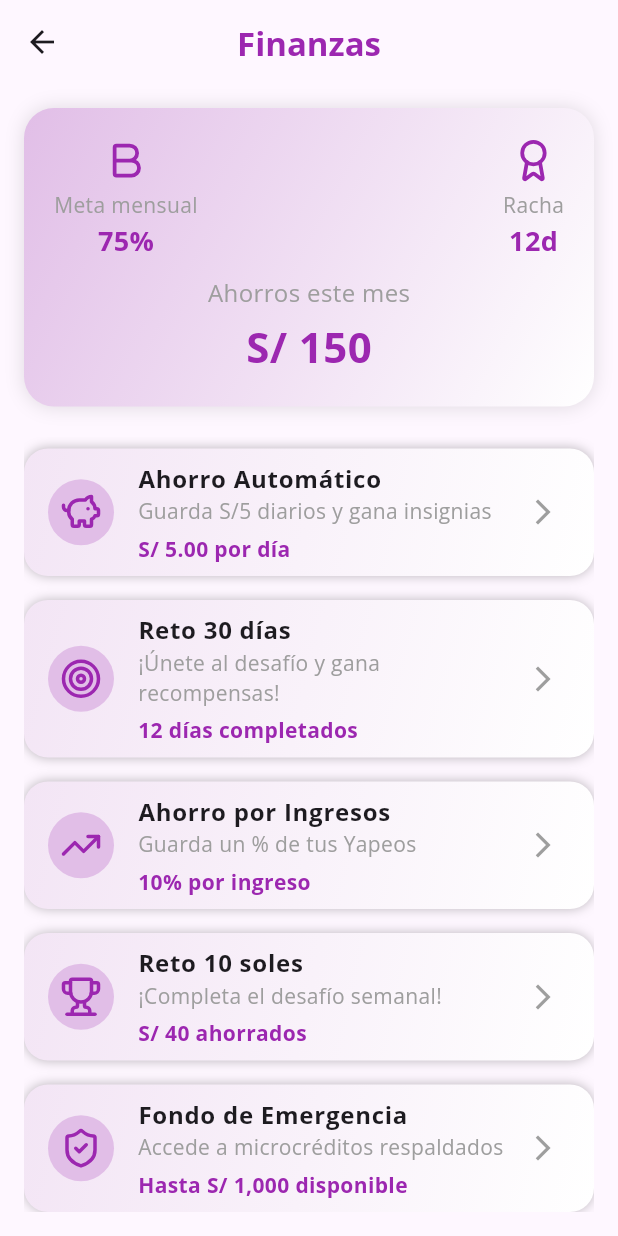
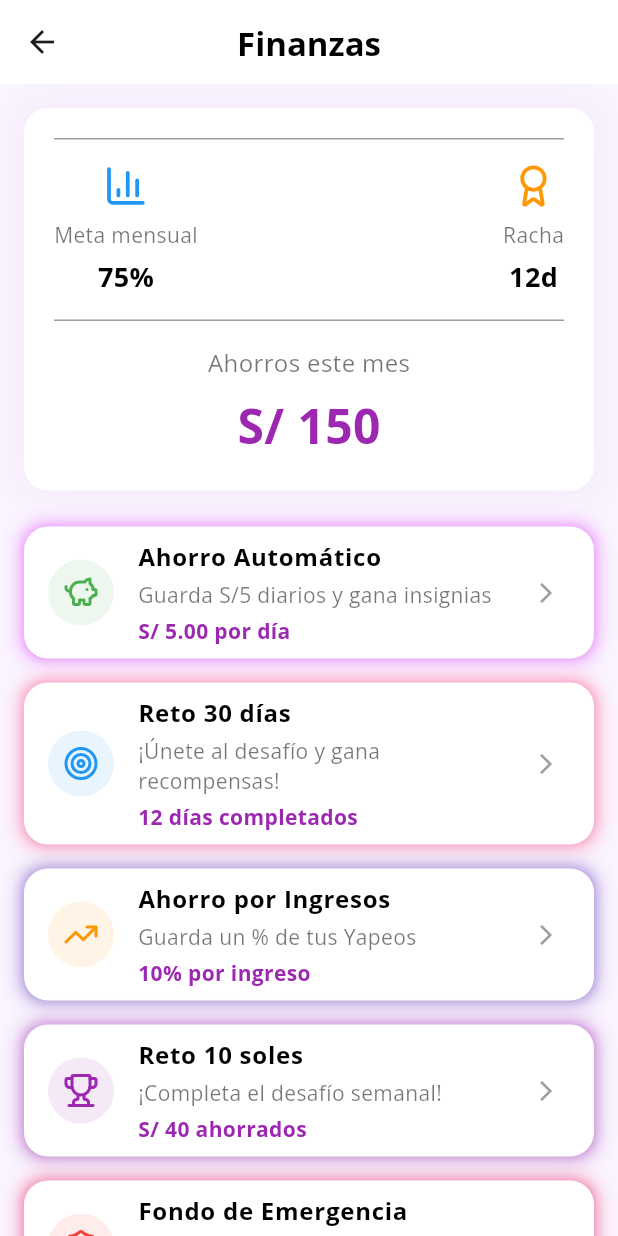
Before and after one commit to HackathonBCP/bcp_frontend, a Flutter app: the FinanceDashboardScreen screen opened by its route, on a phone screen of 412 x 824 dp. Run offline on Flutter 3.47's test engine with Material 3 defaults, Android fonts, the phone set to English and light mode, and no system bars; drawn by our look-alikes of flutter_animate; our stand-ins replace google_fonts, lucide_icons.

Commit message:
fix: Update finance dashboard section

```diff
--- a/lib/main.dart
+++ b/lib/main.dart
@@ -35,7 +35,7 @@ class MainApp extends StatelessWidget {
             builder = (BuildContext context) => FinanceSectionScreen();
             break;
           case '/finance_dashboard':
-            builder = (BuildContext context) => FinanceDashboardScreen();
+            builder = (BuildContext context) => const FinanceDashboardScreen();
             break;
           case '/extras':
             builder = (BuildContext context) => const ExtrasScreen();
--- a/lib/src/home/presentation/screens/finance_dashboard_screen.dart
+++ b/lib/src/home/presentation/screens/finance_dashboard_screen.dart
@@ -1,115 +1,145 @@
 import 'package:flutter/material.dart';
 import 'package:lucide_icons/lucide_icons.dart';
+import 'package:flutter_animate/flutter_animate.dart';
 
-class FinanceDashboardScreen extends StatelessWidget {
+class FinanceDashboardScreen extends StatefulWidget {
+  const FinanceDashboardScreen({super.key});
+
+  @override
+  State<FinanceDashboardScreen> createState() => _FinanceDashboardScreenState();
+}
+
+class _FinanceDashboardScreenState extends State<FinanceDashboardScreen> {
   final List<Map<String, dynamic>> menuItems = [
     {
       "title": "Ahorro Automático",
       "subtitle": "Guarda S/5 diarios y gana insignias",
       "amount": "S/ 5.00 por día",
       "icon": LucideIcons.piggyBank,
+      "iconColor": Colors.green,
+      "glowColor": Colors.purpleAccent.withOpacity(0.3),
     },
     {
       "title": "Reto 30 días",
       "subtitle": "¡Únete al desafío y gana recompensas!",
       "amount": "12 días completados",
       "icon": LucideIcons.target,
+      "iconColor": Colors.blue,
+      "glowColor": Colors.pinkAccent.withOpacity(0.3),
     },
     {
       "title": "Ahorro por Ingresos",
       "subtitle": "Guarda un % de tus Yapeos",
       "amount": "10% por ingreso",
       "icon": LucideIcons.trendingUp,
+      "iconColor": Colors.orange,
+      "glowColor": Colors.deepPurple.withOpacity(0.3),
     },
     {
       "title": "Reto 10 soles",
       "subtitle": "¡Completa el desafío semanal!",
       "amount": "S/ 40 ahorrados",
       "icon": LucideIcons.trophy,
+      "iconColor": Colors.purple,
+      "glowColor": Colors.purple.withOpacity(0.3),
     },
     {
       "title": "Fondo de Emergencia",
       "subtitle": "Accede a microcréditos respaldados",
       "amount": "Hasta S/ 1,000 disponible",
       "icon": LucideIcons.shieldCheck,
+      "iconColor": Colors.red,
+      "glowColor": Colors.pink.withOpacity(0.3),
     },
     {
       "title": "Beneficios Desbloqueados",
       "subtitle": "¡Descuentos en Rappi, Uber y más!",
       "amount": "3 recompensas nuevas",
       "icon": LucideIcons.gift,
+      "iconColor": Colors.pink,
+      "glowColor": Colors.pinkAccent.withOpacity(0.3),
     },
   ];
-
-  FinanceDashboardScreen({super.key});
 
   @override
   Widget build(BuildContext context) {
     return Scaffold(
-      appBar: AppBar(
-        backgroundColor: Colors.transparent,
+      backgroundColor: const Color(0xFFFAF5FF),
+      body: CustomScrollView(
+        slivers: [
+          SliverAppBar(
+            backgroundColor: Colors.white,
             elevation: 0,
             title: const Text(
               "Finanzas",
               style: TextStyle(
                 fontSize: 22,
                 fontWeight: FontWeight.bold,
-            color: Colors.purple,
+                color: Colors.black,
               ),
+            ).animate().fadeIn(duration: 300.ms).slideX(begin: -0.1),
+            centerTitle: true,
+            pinned: true,
           ),
-        centerTitle: true,
+          SliverToBoxAdapter(
+            child: _buildHeader()
+                .animate()
+                .fadeIn(duration: 400.ms)
+                .slideY(begin: 0.1),
           ),
-      body: Padding(
-        padding: const EdgeInsets.all(16.0),
-        child: Column(
-          children: [
-            _buildHeader(),
-            const SizedBox(height: 20),
-            Expanded(
-              child: ListView.builder(
-                itemCount: menuItems.length,
-                itemBuilder: (context, index) {
-                  return _menuItem(menuItems[index]);
-                },
+          SliverList(
+            delegate: SliverChildBuilderDelegate(
+              (context, index) => _menuItem(menuItems[index])
+                  .animate()
+                  .fadeIn(delay: (100 * index).ms)
+                  .slideX(begin: 0.1),
+              childCount: menuItems.length,
             ),
           ),
         ],
-        ),
       ),
     );
   }
 
   Widget _buildHeader() {
     return Container(
+      margin: const EdgeInsets.all(16),
       padding: const EdgeInsets.all(20),
       decoration: BoxDecoration(
-        gradient: LinearGradient(
-          colors: [Colors.purple.shade100, Colors.white],
-          begin: Alignment.topLeft,
-          end: Alignment.bottomRight,
+        color: Colors.white,
+        borderRadius: BorderRadius.circular(16),
+        boxShadow: [
+          BoxShadow(
+            color: Colors.purple.withOpacity(0.05),
+            blurRadius: 20,
+            spreadRadius: 5,
           ),
-        borderRadius: BorderRadius.circular(20),
-        boxShadow: const [BoxShadow(color: Colors.black12, blurRadius: 10)],
+        ],
       ),
       child: Column(
         children: [
+          const Divider(height: 1, thickness: 1, color: Colors.grey),
+          const SizedBox(height: 16),
           Row(
             mainAxisAlignment: MainAxisAlignment.spaceBetween,
             children: [
-              _headerItem("Meta mensual", "75%", LucideIcons.bold),
-              _headerItem("Racha", "12d", LucideIcons.award),
+              _headerItem(
+                  "Meta mensual", "75%", LucideIcons.barChart3, Colors.blue),
+              _headerItem("Racha", "12d", LucideIcons.award, Colors.orange),
             ],
           ),
-          const SizedBox(height: 10),
+          const SizedBox(height: 16),
+          const Divider(height: 1, thickness: 1, color: Colors.grey),
+          const SizedBox(height: 16),
           const Text(
             "Ahorros este mes",
-            style: TextStyle(fontSize: 16, color: Colors.grey),
+            style: TextStyle(fontSize: 16, color: Colors.black54),
           ),
-          const SizedBox(height: 5),
+          const SizedBox(height: 8),
           const Text(
             "S/ 150",
             style: TextStyle(
-              fontSize: 28,
+              fontSize: 32,
               fontWeight: FontWeight.bold,
               color: Colors.purple,
             ),
@@ -119,18 +149,20 @@ class FinanceDashboardScreen extends StatelessWidget {
     );
   }
 
-  Widget _headerItem(String title, String value, IconData icon) {
+  Widget _headerItem(
+      String title, String value, IconData icon, Color iconColor) {
     return Column(
       children: [
-        Icon(icon, color: Colors.purple, size: 30),
-        const SizedBox(height: 5),
-        Text(title, style: const TextStyle(color: Colors.grey)),
+        Icon(icon, color: iconColor, size: 30),
+        const SizedBox(height: 8),
+        Text(title, style: const TextStyle(color: Colors.black54)),
+        const SizedBox(height: 4),
         Text(
           value,
           style: const TextStyle(
             fontWeight: FontWeight.bold,
             fontSize: 18,
-            color: Colors.purple,
+            color: Colors.black,
           ),
         ),
       ],
@@ -139,34 +171,59 @@ class FinanceDashboardScreen extends StatelessWidget {
 
   Widget _menuItem(Map<String, dynamic> item) {
     return Container(
-      margin: const EdgeInsets.symmetric(vertical: 8),
+      margin: const EdgeInsets.symmetric(horizontal: 16, vertical: 8),
       decoration: BoxDecoration(
-        gradient: LinearGradient(
-          colors: [Colors.purple.shade50, Colors.white],
-          begin: Alignment.topLeft,
-          end: Alignment.bottomRight,
+        borderRadius: BorderRadius.circular(16),
+        boxShadow: [
+          BoxShadow(
+            color: item["glowColor"],
+            blurRadius: 5,
+            spreadRadius: 1,
           ),
+          BoxShadow(
+            color: item["glowColor"],
+            blurRadius: 10,
+            spreadRadius: 3,
+          ),
+        ],
+      ),
+      child: Container(
+        decoration: BoxDecoration(
+          color: Colors.white,
           borderRadius: BorderRadius.circular(16),
-        boxShadow: const [BoxShadow(color: Colors.black26, blurRadius: 6)],
+          boxShadow: [
+            BoxShadow(
+              color: Colors.grey.withOpacity(0.1),
+              blurRadius: 2,
+              offset: const Offset(0, 1),
+            ),
+          ],
         ),
         child: ListTile(
           leading: Container(
-          padding: const EdgeInsets.all(8),
+            padding: const EdgeInsets.all(10),
             decoration: BoxDecoration(
-            color: Colors.purple.shade100,
+              color: item["iconColor"].withOpacity(0.1),
               shape: BoxShape.circle,
             ),
-          child: Icon(item["icon"], color: Colors.purple, size: 28),
+            child: Icon(item["icon"], color: item["iconColor"], size: 24),
           ),
           title: Text(
             item["title"],
-          style: const TextStyle(fontWeight: FontWeight.bold),
+            style: const TextStyle(
+              fontWeight: FontWeight.bold,
+              color: Colors.black,
+            ),
           ),
           subtitle: Column(
             crossAxisAlignment: CrossAxisAlignment.start,
             children: [
-            Text(item["subtitle"], style: const TextStyle(color: Colors.grey)),
-            const SizedBox(height: 5),
+              const SizedBox(height: 4),
+              Text(
+                item["subtitle"],
+                style: const TextStyle(color: Colors.black54),
+              ),
+              const SizedBox(height: 4),
               Text(
                 item["amount"],
                 style: const TextStyle(
@@ -176,8 +233,108 @@ class FinanceDashboardScreen extends StatelessWidget {
               ),
             ],
           ),
-        trailing:
-            const Icon(Icons.arrow_forward_ios, size: 20, color: Colors.grey),
+          trailing: const Icon(
+            Icons.arrow_forward_ios,
+            size: 16,
+            color: Colors.grey,
+          ),
+          onTap: () => _showFeatureDialog(context, item),
+        ),
+      ),
+    );
+  }
+
+  void _showFeatureDialog(BuildContext context, Map<String, dynamic> item) {
+    showModalBottomSheet(
+      context: context,
+      backgroundColor: Colors.transparent,
+      builder: (context) => Container(
+        decoration: BoxDecoration(
+          color: Colors.white,
+          borderRadius: const BorderRadius.vertical(top: Radius.circular(20)),
+          boxShadow: [
+            BoxShadow(
+              color: Colors.grey.withOpacity(0.2),
+              blurRadius: 20,
+              spreadRadius: 5,
+            ),
+          ],
+        ),
+        padding: const EdgeInsets.all(20),
+        child: Column(
+          mainAxisSize: MainAxisSize.min,
+          children: [
+            Container(
+              height: 5,
+              width: 40,
+              margin: const EdgeInsets.only(bottom: 15),
+              decoration: BoxDecoration(
+                color: Colors.grey[300],
+                borderRadius: BorderRadius.circular(3),
+              ),
+            ),
+            Container(
+              padding: const EdgeInsets.all(15),
+              decoration: BoxDecoration(
+                color: item["iconColor"].withOpacity(0.1),
+                shape: BoxShape.circle,
+              ),
+              child: Icon(
+                item["icon"],
+                color: item["iconColor"],
+                size: 40,
+              ),
+            ),
+            const SizedBox(height: 15),
+            Text(
+              item["title"],
+              style: const TextStyle(
+                fontSize: 22,
+                fontWeight: FontWeight.bold,
+                color: Colors.black,
+              ),
+            ),
+            const SizedBox(height: 10),
+            Text(
+              item["subtitle"],
+              textAlign: TextAlign.center,
+              style: const TextStyle(
+                fontSize: 16,
+                color: Colors.black54,
+              ),
+            ),
+            const SizedBox(height: 15),
+            Text(
+              item["amount"],
+              style: const TextStyle(
+                fontSize: 18,
+                fontWeight: FontWeight.bold,
+                color: Colors.purple,
+              ),
+            ),
+            const SizedBox(height: 20),
+            SizedBox(
+              width: double.infinity,
+              child: ElevatedButton(
+                style: ElevatedButton.styleFrom(
+                  backgroundColor: Colors.purple,
+                  shape: RoundedRectangleBorder(
+                    borderRadius: BorderRadius.circular(12),
+                  ),
+                  padding: const EdgeInsets.symmetric(vertical: 15),
+                ),
+                onPressed: () => Navigator.pop(context),
+                child: const Text(
+                  'ENTENDIDO',
+                  style: TextStyle(
+                    color: Colors.white,
+                    fontWeight: FontWeight.bold,
+                  ),
+                ),
+              ),
+            ),
+          ],
+        ).animate().slideY(begin: 0.5, end: 0).fadeIn(),
       ),
     );
   }
--- a/pubspec.yaml
+++ b/pubspec.yaml
@@ -9,6 +9,7 @@ environment:
 dependencies:
   flutter:
     sdk: flutter
+  flutter_animate: ^4.5.2
   google_fonts: ^6.2.1
   lucide_icons: ^0.257.0
 
```
Also changed, not shown: pubspec.lock. Lines whose indentation alone changed are shown as unchanged.
